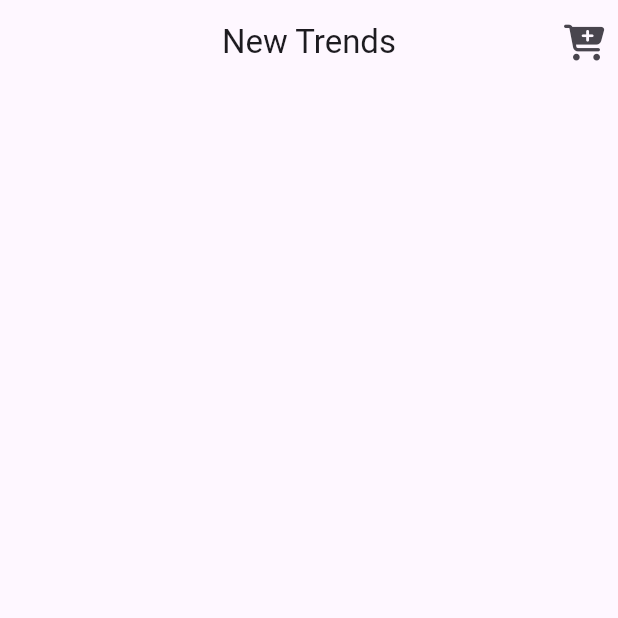
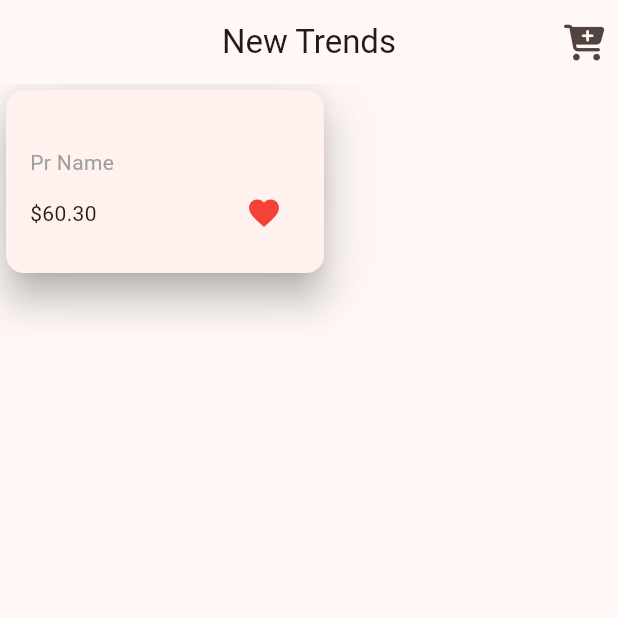
Before and after one commit to Shiba3006/store_app, a Flutter app: the screen it shows after launch, on a phone screen of 412 x 824 dp, the top half of it. Run offline on Flutter 3.47's test engine with Material 3 defaults, Android fonts, the phone set to English and light mode, and no system bars; our stand-ins replace font_awesome_flutter.

Commit message:
create product card UI

```diff
--- a/lib/main.dart
+++ b/lib/main.dart
@@ -15,7 +15,7 @@ class StoreApp extends StatelessWidget {
       debugShowCheckedModeBanner: false,
       theme: ThemeData(
         colorScheme: ColorScheme.fromSeed(
-          seedColor: Colors.deepPurple,
+          seedColor: Colors.deepOrange,
         ),
         useMaterial3: true,
       ),
--- a/lib/views/home_view.dart
+++ b/lib/views/home_view.dart
@@ -21,6 +21,54 @@ class HomeView extends StatelessWidget {
           ),
         ],
       ),
+      body: Container(
+
+        height: 130,
+        width: 220,
+        decoration: BoxDecoration(
+          boxShadow: [
+            BoxShadow(
+              color: Colors.grey.withOpacity(0.2),
+              blurRadius: 40,
+              offset: const Offset(2, 5),
+              spreadRadius: 0,
+            ),
+          ],
+        ),
+        child: Card(
+          elevation: 10,
+          child: Padding(
+            padding: const EdgeInsets.all(16),
+            child: Column(
+              mainAxisAlignment: MainAxisAlignment.end,
+              crossAxisAlignment: CrossAxisAlignment.start,
+              children: [
+                const Text(
+                  'Pr Name',
+                  style: TextStyle(
+                    color: Colors.grey,
+                  ),
+                ),
+                Row(
+                  mainAxisAlignment: MainAxisAlignment.spaceBetween,
+                  children: [
+                    const Text(
+                      r'$60.30',
+                    ),
+                    IconButton(
+                      onPressed: () {},
+                      icon: const Icon(
+                        Icons.favorite,
+                        color: Colors.red,
+                      ),
+                    ),
+                  ],
+                ),
+              ],
+            ),
+          ),
+        ),
+      ),
     );
   }
 }
```
Also changed, not shown: lib/color_schemes.g.dart (added).
